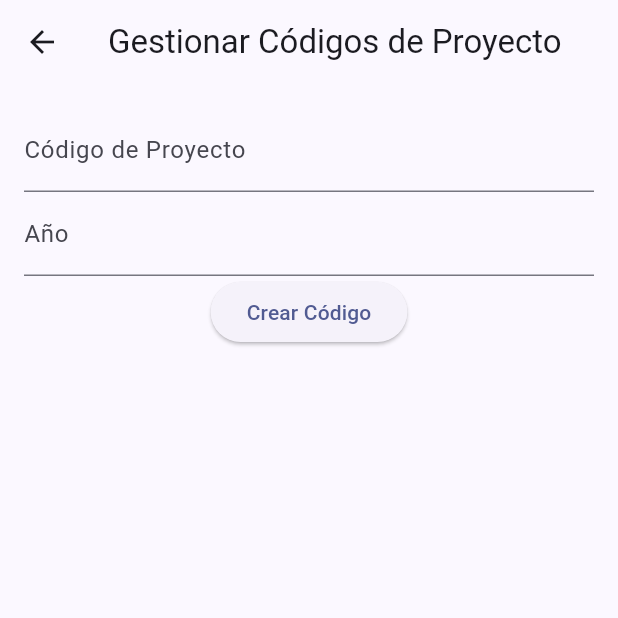
After one commit to marrrrcoo/sabana_pp, a Flutter app: the CodigoProyectoScreen screen opened directly, after a tap on "Crear Código", on a phone screen of 412 x 824 dp, the top half of it. The commit adds this screen. Run offline on Flutter 3.47's test engine with Material 3 defaults, Android fonts, the phone set to English and light mode, and no system bars; our stand-ins replace flutter_datetime_picker_plus; network calls fail.

Commit message:
Implementacion de la creacion de codigos sii

```diff
--- /dev/null
+++ b/lib/models/CodigoProyecto.dart
@@ -0,0 +1,29 @@
+class CodigoProyecto {
+  final int id;
+  final String codigoProyectoSii;
+  final int ano;  // Cambié "año" por "ano"
+
+  CodigoProyecto({
+    required this.id,
+    required this.codigoProyectoSii,
+    required this.ano,  // Cambié "año" por "ano"
+  });
+
+  // Método para convertir un JSON en un objeto CodigoProyecto
+  factory CodigoProyecto.fromJson(Map<String, dynamic> json) {
+    return CodigoProyecto(
+      id: json['id'],
+      codigoProyectoSii: json['codigo_proyecto_sii'],
+      ano: json['ano'],  // Cambié "año" por "ano"
+    );
+  }
+
+  // Método para convertir un objeto CodigoProyecto en un JSON
+  Map<String, dynamic> toJson() {
+    return {
+      'id': id,
+      'codigo_proyecto_sii': codigoProyectoSii,
+      'ano': ano,  // Cambié "año" por "ano"
+    };
+  }
+}
--- a/lib/models/proyecto.dart
+++ b/lib/models/proyecto.dart
@@ -8,7 +8,7 @@ class Proyecto {
   final int? monedaId;
   final int? tipoProcedimientoId;
   final String? numeroSolcon;
-  final String? codigoProyectoSII;
+  final int? codigoProyectoSiiId;  // Cambiado a ID del código de proyecto
   final double? importeAnticipo;
   final String? adquisicionServicioObra;
   final String? solicitudPAC;
@@ -41,7 +41,7 @@ class Proyecto {
     this.monedaId,
     this.tipoProcedimientoId,
     this.numeroSolcon,
-    this.codigoProyectoSII,
+    this.codigoProyectoSiiId,  // Ahora solo tenemos el ID del código
     this.importeAnticipo,
     this.adquisicionServicioObra,
     this.solicitudPAC,
@@ -76,7 +76,7 @@ class Proyecto {
       monedaId: json['moneda_id'],
       tipoProcedimientoId: json['tipo_procedimiento_id'],
       numeroSolcon: json['numero_solcon'],
-      codigoProyectoSII: json['codigo_proyecto_sii'],
+      codigoProyectoSiiId: json['codigo_proyecto_sii_id'],  // Usamos el ID del código de proyecto
       importeAnticipo: json['importe_anticipo'] != null
           ? double.tryParse(json['importe_anticipo'].toString())
           : null,
--- /dev/null
+++ b/lib/screens/codigo_proyecto_screen.dart
@@ -0,0 +1,109 @@
+import 'package:flutter/material.dart';
+import 'package:http/http.dart' as http;
+import 'dart:convert';
+
+class CodigoProyectoScreen extends StatefulWidget {
+  @override
+  _CodigoProyectoScreenState createState() => _CodigoProyectoScreenState();
+}
+
+class _CodigoProyectoScreenState extends State<CodigoProyectoScreen> {
+  final TextEditingController _codigoController = TextEditingController();
+  final TextEditingController _anoController = TextEditingController();
+  List<dynamic> _codigos = [];
+
+  // Obtener todos los códigos
+  Future<void> _obtenerCodigos() async {
+    final response = await http.get(Uri.parse('http://10.0.2.2:3000/codigo_proyecto'));
+
+    if (response.statusCode == 200) {
+      setState(() {
+        _codigos = jsonDecode(response.body);
+      });
+    } else {
+      throw Exception('Error al obtener los códigos');
+    }
+  }
+
+  // Crear un nuevo código
+  Future<void> _crearCodigo() async {
+    final response = await http.post(
+      Uri.parse('http://10.0.2.2:3000/codigo_proyecto'),
+      headers: {'Content-Type': 'application/json'},
+      body: json.encode({
+        'codigo_proyecto_sii': _codigoController.text,
+        'ano': int.parse(_anoController.text),  // Cambié "año" por "ano"
+      }),
+    );
+
+    if (response.statusCode == 201) {
+      _obtenerCodigos();  // Refrescar la lista de códigos
+      _codigoController.clear();  // Limpiar el campo de texto
+      _anoController.clear();  // Limpiar el campo de año
+    } else {
+      throw Exception('Error al crear el código');
+    }
+  }
+
+  // Eliminar un código
+  Future<void> _eliminarCodigo(int id) async {
+    final response = await http.delete(
+      Uri.parse('http://10.0.2.2:3000/codigo_proyecto/$id'),
+    );
+
+    if (response.statusCode == 200) {
+      _obtenerCodigos();  // Refrescar la lista de códigos
+    } else {
+      throw Exception('Error al eliminar el código');
+    }
+  }
+
+  @override
+  void initState() {
+    super.initState();
+    _obtenerCodigos();
+  }
+
+  @override
+  Widget build(BuildContext context) {
+    return Scaffold(
+      appBar: AppBar(title: const Text('Gestionar Códigos de Proyecto')),
+      body: Padding(
+        padding: const EdgeInsets.all(16.0),
+        child: Column(
+          children: [
+            TextField(
+              controller: _codigoController,
+              decoration: const InputDecoration(labelText: 'Código de Proyecto'),
+            ),
+            TextField(
+              controller: _anoController,
+              decoration: const InputDecoration(labelText: 'Año'),
+              keyboardType: TextInputType.number,
+            ),
+            ElevatedButton(
+              onPressed: _crearCodigo,
+              child: const Text('Crear Código'),
+            ),
+            const SizedBox(height: 20),
+            Expanded(
+              child: ListView.builder(
+                itemCount: _codigos.length,
+                itemBuilder: (context, index) {
+                  final codigo = _codigos[index];
+                  return ListTile(
+                    title: Text('${codigo['codigo_proyecto_sii']} - Año: ${codigo['ano']}'),
+                    trailing: IconButton(
+                      icon: Icon(Icons.delete),
+                      onPressed: () => _eliminarCodigo(codigo['id']),
+                    ),
+                  );
+                },
+              ),
+            ),
+          ],
+        ),
+      ),
+    );
+  }
+}
--- a/lib/screens/dashboard_screen.dart
+++ b/lib/screens/dashboard_screen.dart
@@ -1,6 +1,7 @@
 import 'package:flutter/material.dart';
 import 'usuarios_screen.dart';
 import 'proyectos_screen.dart';
+import 'codigo_proyecto_screen.dart';  // Importar la nueva pantalla
 import '../widgets/logout_button.dart';
 
 class DashboardScreen extends StatefulWidget {
@@ -24,8 +25,11 @@ class DashboardScreen extends StatefulWidget {
 class _DashboardScreenState extends State<DashboardScreen> {
   int _selectedIndex = 0;
 
+  // Verificar si es administrador en base al departamentoId
+  bool get isAdmin => widget.departamentoId == 8;
+
   List<Widget> _screens() {
-    if (widget.isAdmin) {
+    if (isAdmin) {
       return [
         UsuariosScreen(adminRpe: widget.rpe),
         ProyectosScreen(
@@ -35,6 +39,7 @@ class _DashboardScreenState extends State<DashboardScreen> {
           showLogout: false,
           isAdmin: true,
         ),
+        CodigoProyectoScreen(),  // Mostrar la pantalla para gestionar códigos de proyecto solo para admin
       ];
     } else {
       return [
@@ -50,10 +55,11 @@ class _DashboardScreenState extends State<DashboardScreen> {
   }
 
   List<BottomNavigationBarItem> _navItems() {
-    if (widget.isAdmin) {
+    if (isAdmin) {
       return const [
         BottomNavigationBarItem(icon: Icon(Icons.people), label: 'Usuarios'),
         BottomNavigationBarItem(icon: Icon(Icons.folder), label: 'Proyectos'),
+        BottomNavigationBarItem(icon: Icon(Icons.code), label: 'Códigos'), // Opción para los códigos
       ];
     } else {
       return const [
@@ -63,8 +69,8 @@ class _DashboardScreenState extends State<DashboardScreen> {
   }
 
   List<String> _titles() {
-    if (widget.isAdmin) {
-      return ['Usuarios', 'Proyectos'];
+    if (isAdmin) {
+      return ['Usuarios', 'Proyectos', 'Códigos'];  // Título para la nueva página
     } else {
       return ['Proyectos'];
     }
--- a/lib/screens/proyecto_details_screen.dart
+++ b/lib/screens/proyecto_details_screen.dart
@@ -24,7 +24,6 @@ class ProyectoDetailsScreen extends StatelessWidget {
             Text('Tipo de procedimiento: ${proyecto.tipoProcedimientoId}'),
             const SizedBox(height: 12),
             if (proyecto.numeroSolcon != null) Text('Número de SolCon: ${proyecto.numeroSolcon}'),
-            if (proyecto.codigoProyectoSII != null) Text('Código Proyecto SII: ${proyecto.codigoProyectoSII}'),
             if (proyecto.observaciones != null) ...[
               const SizedBox(height: 12),
               Text('Observaciones: ${proyecto.observaciones}'),
--- a/lib/services/api_service.dart
+++ b/lib/services/api_service.dart
@@ -155,16 +155,23 @@ class ApiService {
     int monedaId = 1,
     int tipoProcedimientoId = 1,
     required int rpe,
+    required String plazoEntrega,
+    required String fechaEstudioNecesidades,
+    required int codigoProyectoSiiId,  // Campo para el ID del código de proyecto
   }) async {
     final url = Uri.parse('$baseUrl/proyectos');
     final body = {
       'nombre': nombre,
       'departamento_id': departamentoId,
-      'presupuesto': presupuesto,
+      'presupuesto_estimado': presupuesto,
       'moneda_id': monedaId,
       'tipo_procedimiento_id': tipoProcedimientoId,
       'rpe': rpe,
+      'plazo_entrega': plazoEntrega,
+      'fecha_estudio_necesidades': fechaEstudioNecesidades,
+      'codigo_proyecto_sii_id': codigoProyectoSiiId,  // Enviar el ID del código de proyecto
     };
+
     final response = await http.post(
       url,
       headers: {'Content-Type': 'application/json'},
@@ -175,4 +182,6 @@ class ApiService {
       throw Exception('Error al crear proyecto: ${response.body}');
     }
   }
+
+
 }
--- a/pubspec.yaml
+++ b/pubspec.yaml
@@ -9,6 +9,7 @@ dependencies:
   flutter:
     sdk: flutter
   http: ^0.13.5
+  flutter_datetime_picker_plus: ^2.2.0
 
 flutter:
   uses-material-design: true
```
Also changed, not shown: lib/screens/ProyectoFormScreen.dart (+91 -2 lines), pubspec.lock.
